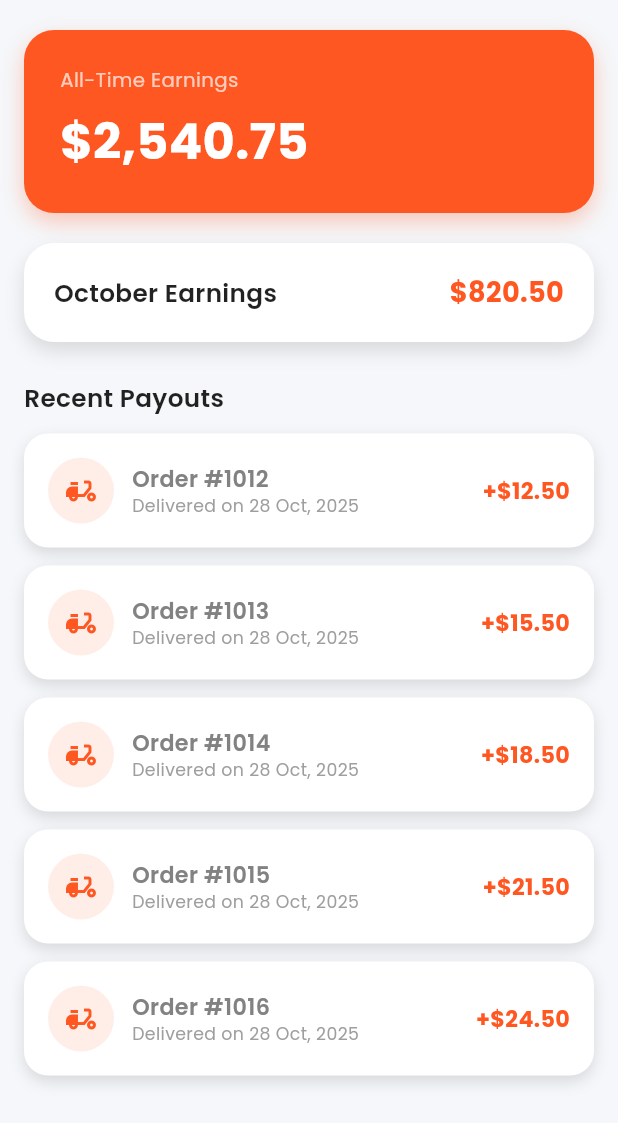
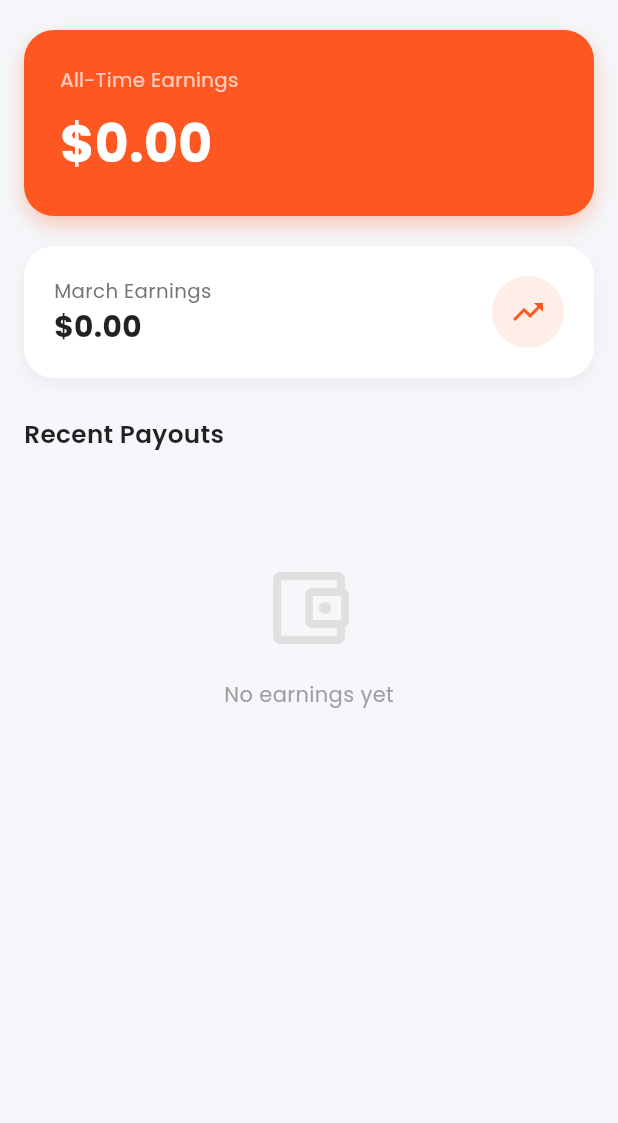
Before and after one commit to AndWhydev/Food-Run, a Flutter app: the EarningsScreen screen opened directly, on a phone screen of 412 x 824 dp. Shown: the top 1123 px of the screen. Run offline on Flutter 3.47's test engine with Material 3 defaults, Android fonts, the phone set to English and light mode, and no system bars; our stand-ins replace cloud_firestore, firebase_auth, firebase_core, firebase_messaging, get, go_router and 2 more; accounts and stored records are empty.

Commit message:
rider earning fix

```diff
--- a/lib/models/order_model.dart
+++ b/lib/models/order_model.dart
@@ -24,7 +24,8 @@ class OrderModel {
   final OrderStatus status;
   final String? assignedRiderId;
   final Map<String, dynamic>? bids; // optional: riderId -> {amount, timestamp}
-  final DateTime createdAt; // 🔥 changed
+  final DateTime createdAt;
+  final DateTime? completedAt; // Added completedAt field
 
   OrderModel({
     required this.id,
@@ -40,6 +41,7 @@ class OrderModel {
     this.assignedRiderId,
     this.bids,
     required this.createdAt,
+    this.completedAt,
   });
 
   factory OrderModel.fromDoc(DocumentSnapshot doc) {
@@ -60,6 +62,7 @@ class OrderModel {
           ? Map<String, dynamic>.from(data['bids'])
           : null,
       createdAt: (data['createdAt'] as Timestamp?)?.toDate() ?? DateTime.now(),
+      completedAt: (data['completedAt'] as Timestamp?)?.toDate(),
     );
   }
 
@@ -77,6 +80,7 @@ class OrderModel {
       'assignedRiderId': assignedRiderId,
       'bids': bids,
       'createdAt': Timestamp.fromDate(createdAt),
+      'completedAt': completedAt != null ? Timestamp.fromDate(completedAt!) : null,
     };
   }
 
--- a/lib/views/rider/pages/earnings.dart
+++ b/lib/views/rider/pages/earnings.dart
@@ -1,106 +1,16 @@
-// import 'package:flutter/material.dart';
-
-// class EarningsScreen extends StatelessWidget {
-//   const EarningsScreen({super.key});
-
-//   @override
-//   Widget build(BuildContext context) {
-//     return Scaffold(
-//       appBar: AppBar(
-//         backgroundColor: Colors.white,
-//         elevation: 0.3,
-//         surfaceTintColor: Colors.transparent,
-//         title: const Text(
-//           "Earnings",
-//           style: TextStyle(fontWeight: FontWeight.w600),
-//         ),
-//         centerTitle: true,
-//       ),
-//       body: Padding(
-//         padding: const EdgeInsets.all(20),
-//         child: Column(
-//           children: [
-//             Container(
-//               padding: const EdgeInsets.all(24),
-//               decoration: BoxDecoration(
-//                 color: Colors.white,
-//                 borderRadius: BorderRadius.circular(20),
-//                 boxShadow: const [
-//                   BoxShadow(color: Color(0x11000000), blurRadius: 10),
-//                 ],
-//               ),
-//               child: Column(
-//                 children: const [
-//                   Text(
-//                     "This Month",
-//                     style: TextStyle(fontSize: 16, color: Colors.grey),
-//                   ),
-//                   SizedBox(height: 8),
-//                   Text(
-//                     "\$1,420",
-//                     style: TextStyle(fontSize: 36, fontWeight: FontWeight.bold),
-//                   ),
-//                 ],
-//               ),
-//             ),
-//             const SizedBox(height: 30),
-//             const Align(
-//               alignment: Alignment.centerLeft,
-//               child: Text(
-//                 "Recent Payouts",
-//                 style: TextStyle(fontWeight: FontWeight.w600, fontSize: 18),
-//               ),
-//             ),
-//             const SizedBox(height: 16),
-//             _EarningRow(date: "Oct 24, 2025", amount: "\$85"),
-//             _EarningRow(date: "Oct 25, 2025", amount: "\$90"),
-//             _EarningRow(date: "Oct 26, 2025", amount: "\$70"),
-//           ],
-//         ),
-//       ),
-//     );
-//   }
-// }
-
-// class _EarningRow extends StatelessWidget {
-//   final String date;
-//   final String amount;
-
-//   const _EarningRow({required this.date, required this.amount});
-
-//   @override
-//   Widget build(BuildContext context) {
-//     return Container(
-//       margin: const EdgeInsets.only(bottom: 12),
-//       padding: const EdgeInsets.symmetric(horizontal: 16, vertical: 14),
-//       decoration: BoxDecoration(
-//         color: Colors.white,
-//         borderRadius: BorderRadius.circular(14),
-//         boxShadow: const [BoxShadow(color: Color(0x0F000000), blurRadius: 6)],
-//       ),
-//       child: Row(
-//         mainAxisAlignment: MainAxisAlignment.spaceBetween,
-//         children: [
-//           Text(date, style: const TextStyle(color: Colors.grey)),
-//           Text(
-//             amount,
-//             style: const TextStyle(fontWeight: FontWeight.bold, fontSize: 16),
-//           ),
-//         ],
-//       ),
-//     );
-//   }
-// }
-
-// 2
 import 'package:flutter/material.dart';
+import 'package:foodhub/models/order_model.dart';
+import 'package:foodhub/views/rider/provider/rider_provider.dart';
 import 'package:google_fonts/google_fonts.dart';
+import 'package:intl/intl.dart';
+import 'package:provider/provider.dart';
 
 class EarningsScreen extends StatelessWidget {
   const EarningsScreen({super.key});
 
   @override
   Widget build(BuildContext context) {
+    final riderProvider = Provider.of<RiderProvider>(context, listen: false);
     final Color primaryColor = Colors.deepOrange;
     final Color accentColor = Colors.deepOrange;
     final Color cardColor = Colors.white;
@@ -110,7 +20,62 @@ class EarningsScreen extends StatelessWidget {
     return Scaffold(
       backgroundColor: const Color(0xFFF5F7FA),
       body: SafeArea(
-        child: SingleChildScrollView(
+        child: StreamBuilder<List<OrderModel>>(
+          stream: riderProvider.listenCompletedOrders(),
+          builder: (context, snapshot) {
+            if (snapshot.connectionState == ConnectionState.waiting) {
+              return const Center(
+                child: CircularProgressIndicator(color: Colors.deepOrange),
+              );
+            }
+
+            if (snapshot.hasError) {
+              return Center(
+                child: Column(
+                  mainAxisAlignment: MainAxisAlignment.center,
+                  children: [
+                    const Icon(Icons.error_outline, size: 48, color: Colors.red),
+                    const SizedBox(height: 16),
+                    Text(
+                      'Error: ${snapshot.error}',
+                      style: GoogleFonts.poppins(color: Colors.red),
+                    ),
+                  ],
+                ),
+              );
+            }
+
+            final orders = snapshot.data ?? [];
+            final riderId = riderProvider.riderId;
+
+            double allTimeEarnings = 0;
+            double monthlyEarnings = 0;
+            final now = DateTime.now();
+            final currentMonth = now.month;
+            final currentYear = now.year;
+
+            for (var order in orders) {
+              if (order.status == OrderStatus.delivered) {
+                // Get bid amount for this rider from the order's bids map
+                double amount = 0;
+                if (order.bids != null && order.bids!.containsKey(riderId)) {
+                  final bidData = order.bids![riderId] as Map<String, dynamic>;
+                  amount = (bidData['amount'] as num?)?.toDouble() ?? 0.0;
+                }
+
+                allTimeEarnings += amount;
+
+                // Check monthly earnings
+                if (order.completedAt != null) {
+                  if (order.completedAt!.month == currentMonth &&
+                      order.completedAt!.year == currentYear) {
+                    monthlyEarnings += amount;
+                  }
+                }
+              }
+            }
+
+            return SingleChildScrollView(
               padding: const EdgeInsets.symmetric(horizontal: 16, vertical: 20),
               child: Column(
                 crossAxisAlignment: CrossAxisAlignment.start,
@@ -146,10 +111,10 @@ class EarningsScreen extends StatelessWidget {
                         ),
                         const SizedBox(height: 8),
                         Text(
-                      "\$2,540.75",
+                          "\$${allTimeEarnings.toStringAsFixed(2)}",
                           style: GoogleFonts.poppins(
                             color: Colors.white,
-                        fontSize: baseFont * 2,
+                            fontSize: baseFont * 2.1,
                             fontWeight: FontWeight.bold,
                           ),
                         ),
@@ -167,29 +132,45 @@ class EarningsScreen extends StatelessWidget {
                       borderRadius: BorderRadius.circular(20),
                       boxShadow: [
                         BoxShadow(
-                      color: Colors.black12,
+                          color: Colors.black12.withOpacity(0.05),
                           blurRadius: 10,
-                      offset: const Offset(0, 6),
+                          offset: const Offset(0, 4),
                         ),
                       ],
                     ),
                     child: Row(
                       mainAxisAlignment: MainAxisAlignment.spaceBetween,
                       children: [
+                        Column(
+                          crossAxisAlignment: CrossAxisAlignment.start,
+                          children: [
                             Text(
-                      "October Earnings",
+                              "${DateFormat('MMMM').format(now)} Earnings",
                               style: GoogleFonts.poppins(
-                        color: Colors.black87,
-                        fontSize: baseFont,
-                        fontWeight: FontWeight.w600,
+                                color: Colors.grey[600],
+                                fontSize: baseFont * 0.8,
                               ),
                             ),
                             Text(
-                      "\$820.50",
+                              "\$${monthlyEarnings.toStringAsFixed(2)}",
                               style: GoogleFonts.poppins(
-                        color: accentColor,
-                        fontSize: baseFont * 1.1,
+                                color: Colors.black87,
+                                fontSize: baseFont * 1.2,
                                 fontWeight: FontWeight.bold,
+                              ),
+                            ),
+                          ],
+                        ),
+                        Container(
+                          padding: const EdgeInsets.all(12),
+                          decoration: BoxDecoration(
+                            color: primaryColor.withOpacity(0.1),
+                            shape: BoxShape.circle,
+                          ),
+                          child: Icon(
+                            Icons.trending_up,
+                            color: primaryColor,
+                            size: 24,
                           ),
                         ),
                       ],
@@ -197,7 +178,7 @@ class EarningsScreen extends StatelessWidget {
                   ),
                   const SizedBox(height: 25),
 
-              // Completed Orders Header
+                  // Recent Payouts Header
                   Text(
                     "Recent Payouts",
                     style: GoogleFonts.poppins(
@@ -209,13 +190,50 @@ class EarningsScreen extends StatelessWidget {
                   const SizedBox(height: 12),
 
                   // Orders List
-              ListView.builder(
+                  orders.isEmpty
+                      ? Center(
+                          child: Padding(
+                            padding: const EdgeInsets.only(top: 60),
+                            child: Column(
+                              children: [
+                                Icon(
+                                  Icons.account_balance_wallet_outlined,
+                                  size: 64,
+                                  color: Colors.grey[300],
+                                ),
+                                const SizedBox(height: 16),
+                                Text(
+                                  "No earnings yet",
+                                  style: GoogleFonts.poppins(
+                                    color: Colors.grey[500],
+                                    fontSize: 14,
+                                  ),
+                                ),
+                              ],
+                            ),
+                          ),
+                        )
+                      : ListView.builder(
                           shrinkWrap: true,
                           physics: const NeverScrollableScrollPhysics(),
-                itemCount: 5,
+                          itemCount: orders.length,
                           itemBuilder: (context, index) {
-                  return AnimatedContainer(
-                    duration: const Duration(milliseconds: 300),
+                            final order = orders[index];
+                            double amount = 0;
+                            if (order.bids != null &&
+                                order.bids!.containsKey(riderId)) {
+                              final bidData =
+                                  order.bids![riderId] as Map<String, dynamic>;
+                              amount = (bidData['amount'] as num?)?.toDouble() ??
+                                  0.0;
+                            }
+
+                            final dateStr = order.completedAt != null
+                                ? DateFormat('dd MMM, yyyy')
+                                    .format(order.completedAt!)
+                                : 'N/A';
+
+                            return Container(
                               margin: const EdgeInsets.only(bottom: 12),
                               padding: const EdgeInsets.all(16),
                               decoration: BoxDecoration(
@@ -223,41 +241,50 @@ class EarningsScreen extends StatelessWidget {
                                 borderRadius: BorderRadius.circular(16),
                                 boxShadow: [
                                   BoxShadow(
-                          color: Colors.black12,
+                                    color: Colors.black.withOpacity(0.04),
                                     blurRadius: 8,
-                          offset: const Offset(0, 4),
+                                    offset: const Offset(0, 2),
                                   ),
                                 ],
+                                border: Border.all(
+                                  color: Colors.grey.withOpacity(0.1),
+                                ),
                               ),
                               child: Row(
                                 mainAxisAlignment: MainAxisAlignment.spaceBetween,
                                 children: [
                                   Row(
                                     children: [
-                            CircleAvatar(
-                              backgroundColor: primaryColor.withOpacity(0.1),
-                              radius: 22,
+                                      Container(
+                                        padding: const EdgeInsets.all(10),
+                                        decoration: BoxDecoration(
+                                          color: primaryColor.withOpacity(0.1),
+                                          borderRadius:
+                                              BorderRadius.circular(12),
+                                        ),
                                         child: Icon(
                                           Icons.delivery_dining,
                                           color: primaryColor,
                                           size: 24,
                                         ),
                                       ),
-                            const SizedBox(width: 12),
+                                      const SizedBox(width: 14),
                                       Column(
-                              crossAxisAlignment: CrossAxisAlignment.start,
+                                        crossAxisAlignment:
+                                            CrossAxisAlignment.start,
                                         children: [
                                           Text(
-                                  "Order #${index + 1012}",
+                                            "Order #${order.id.substring(0, 8)}",
                                             style: GoogleFonts.poppins(
                                               fontWeight: FontWeight.w600,
                                               fontSize: baseFont * 0.9,
+                                              color: Colors.black87,
                                             ),
                                           ),
                                           Text(
-                                  "Delivered on 28 Oct, 2025",
+                                            "Delivered • $dateStr",
                                             style: GoogleFonts.poppins(
-                                    color: Colors.grey,
+                                              color: Colors.grey[600],
                                               fontSize: baseFont * 0.7,
                                             ),
                                           ),
@@ -266,10 +293,10 @@ class EarningsScreen extends StatelessWidget {
                                     ],
                                   ),
                                   Text(
-                          "+\$${(12.5 + index * 3).toStringAsFixed(2)}",
+                                    "+\$${amount.toStringAsFixed(2)}",
                                     style: GoogleFonts.poppins(
-                            color: Colors.deepOrange,
-                            fontSize: baseFont * 0.9,
+                                      color: Colors.green[600],
+                                      fontSize: baseFont * 0.95,
                                       fontWeight: FontWeight.bold,
                                     ),
                                   ),
@@ -280,6 +307,8 @@ class EarningsScreen extends StatelessWidget {
                         ),
                 ],
               ),
+            );
+          },
         ),
       ),
     );
```
Lines whose indentation alone changed are shown as unchanged.
